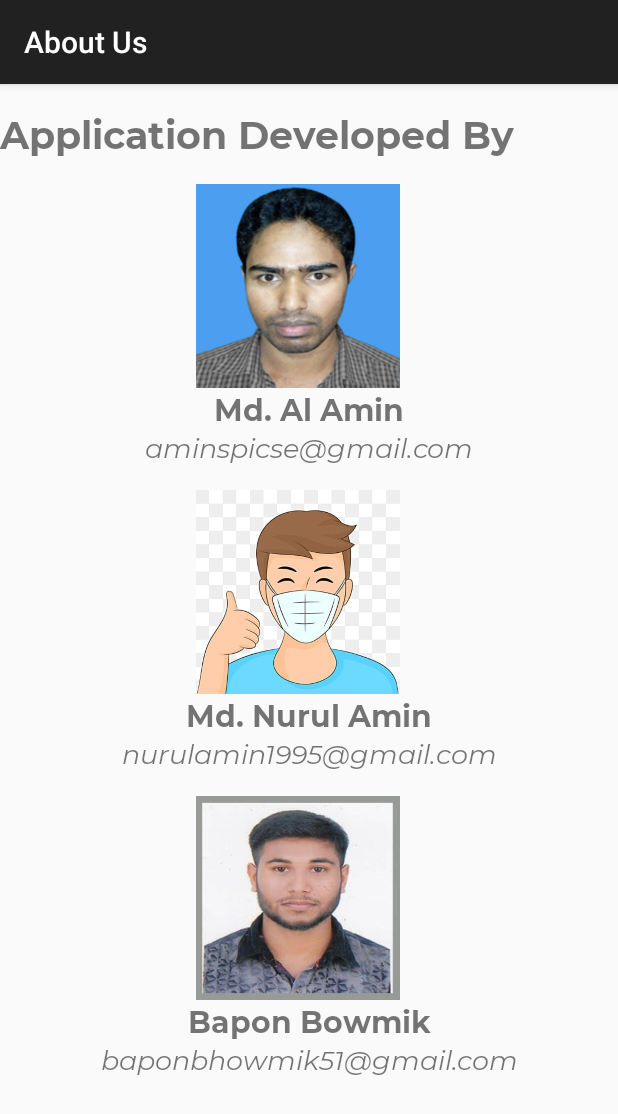
After one commit to aminspicse/HouseRentSolution, an Android app: the AboutUs screen opened directly, with no data from a screen before it, on a phone screen of 412 x 824 dp. The commit adds this screen. Shown: the top 1114 px of the screen. Run offline under Robolectric (Android 15) with nearby library versions, the phone set to English and light mode, and no system bars.

Commit message:
Added About Us

```diff
--- a/app/src/main/AndroidManifest.xml
+++ b/app/src/main/AndroidManifest.xml
@@ -11,7 +11,11 @@
         android:roundIcon="@mipmap/ic_launcher_round"
         android:supportsRtl="true"
         android:theme="@style/Theme.AppCompat.Light.DarkActionBar">
-        <activity android:name=".PasswordResetActivity"></activity>
+        <activity android:name=".AboutUs"></activity>
+        <activity android:name=".ContactUs" />
+        <activity android:name=".SearchPost" />
+        <activity android:name=".MyPostActivity" />
+        <activity android:name=".PasswordResetActivity" />
         <activity android:name=".LandingActivity" />
         <activity android:name=".ViewPost" />
         <activity android:name=".ProfileActivity" />
--- /dev/null
+++ b/app/src/main/java/com/myspeec/firebaseproject/AboutUs.java
@@ -0,0 +1,16 @@
+package com.myspeec.firebaseproject;
+
+import androidx.appcompat.app.AppCompatActivity;
+
+import android.os.Bundle;
+
+public class AboutUs extends AppCompatActivity {
+
+    @Override
+    protected void onCreate(Bundle savedInstanceState) {
+        super.onCreate(savedInstanceState);
+        setContentView(R.layout.about_us);
+
+        getSupportActionBar().setTitle("About Us");
+    }
+}
--- a/app/src/main/java/com/myspeec/firebaseproject/MainActivity.java
+++ b/app/src/main/java/com/myspeec/firebaseproject/MainActivity.java
@@ -72,6 +72,14 @@ public class MainActivity extends AppCompatActivity implements NavigationView.On
         }else if(item.getItemId() == R.id.MenuIdCreate){
             intent = new Intent(this,CreatePostActivity.class);
             startActivity(intent);
+        }else if(item.getItemId() == R.id.MenuIdMyPost){
+            startActivity(new Intent(this, MyPostActivity.class));
+        }
+        else if(item.getItemId() == R.id.idContact){
+            startActivity(new Intent(this, ContactUs.class));
+        }
+        else if(item.getItemId() == R.id.idAbout){
+            startActivity(new Intent(this,AboutUs.class));
         }
         return false;
     }
--- /dev/null
+++ b/app/src/main/res/layout/about_us.xml
@@ -0,0 +1,139 @@
+<?xml version="1.0" encoding="utf-8"?>
+<ScrollView xmlns:android="http://schemas.android.com/apk/res/android"
+    xmlns:app="http://schemas.android.com/apk/res-auto"
+    xmlns:tools="http://schemas.android.com/tools"
+    android:layout_width="match_parent"
+    android:layout_height="match_parent"
+    tools:context=".AboutUs">
+
+
+    <androidx.constraintlayout.widget.ConstraintLayout
+        android:layout_width="match_parent"
+        android:layout_height="wrap_content">
+
+
+        <TextView
+            android:id="@+id/title"
+            android:layout_width="match_parent"
+            android:layout_height="wrap_content"
+            android:layout_marginTop="16dp"
+            android:fontFamily="@font/mont_bold"
+            android:text="Application Developed By"
+            android:textSize="25dp"
+            app:layout_constraintTop_toTopOf="parent"
+            tools:layout_editor_absoluteX="0dp" />
+
+        <ImageView
+            android:id="@+id/AlaminImage"
+            android:layout_width="143dp"
+            android:layout_height="136dp"
+            android:layout_marginStart="126dp"
+            android:layout_marginLeft="126dp"
+            android:layout_marginTop="16dp"
+            android:layout_marginEnd="142dp"
+            android:layout_marginRight="142dp"
+            android:src="@drawable/alamin"
+            app:layout_constraintEnd_toEndOf="parent"
+            app:layout_constraintStart_toStartOf="parent"
+            app:layout_constraintTop_toBottomOf="@+id/title"
+            tools:srcCompat="@tools:sample/avatars" />
+
+        <TextView
+            android:id="@+id/AlaminName"
+            android:layout_width="match_parent"
+            android:layout_height="wrap_content"
+            android:fontFamily="@font/mont_bold"
+            android:gravity="center"
+            android:text="Md. Al Amin"
+            android:textSize="20sp"
+            app:layout_constraintTop_toBottomOf="@+id/AlaminImage"
+            tools:layout_editor_absoluteX="126dp" />
+
+        <TextView
+            android:id="@+id/AlaminEmail"
+            android:layout_width="match_parent"
+            android:layout_height="wrap_content"
+            android:gravity="center"
+            android:layout_marginTop="0dp"
+            android:fontFamily="@font/mont_italic"
+            android:text="aminspicse@gmail.com"
+            android:textSize="18dp"
+            app:layout_constraintTop_toBottomOf="@+id/AlaminName"
+            tools:layout_editor_absoluteX="96dp" />
+
+        <ImageView
+            android:id="@+id/NurulImage"
+            android:layout_width="143dp"
+            android:layout_height="136dp"
+            android:layout_marginStart="126dp"
+            android:layout_marginLeft="126dp"
+            android:layout_marginTop="16dp"
+            android:layout_marginEnd="142dp"
+            android:layout_marginRight="142dp"
+            android:src="@drawable/img_tumb"
+            app:layout_constraintEnd_toEndOf="parent"
+            app:layout_constraintStart_toStartOf="parent"
+            app:layout_constraintTop_toBottomOf="@+id/AlaminEmail"
+            tools:srcCompat="@tools:sample/avatars" />
+
+        <TextView
+            android:id="@+id/NurulName"
+            android:layout_width="match_parent"
+            android:layout_height="wrap_content"
+            android:fontFamily="@font/mont_bold"
+            android:gravity="center"
+            android:text="Md. Nurul Amin"
+            android:textSize="20sp"
+            app:layout_constraintStart_toStartOf="parent"
+            app:layout_constraintTop_toBottomOf="@+id/NurulImage" />
+
+        <TextView
+            android:id="@+id/NurulEmail"
+            android:layout_width="match_parent"
+            android:layout_height="wrap_content"
+            android:fontFamily="@font/mont_italic"
+            android:gravity="center"
+            android:text="nurulamin1995@gmail.com"
+            android:textSize="18sp"
+            app:layout_constraintTop_toBottomOf="@+id/NurulName"
+            tools:layout_editor_absoluteX="0dp" />
+
+        <ImageView
+            android:id="@+id/BaponImage"
+            android:layout_width="143dp"
+            android:layout_height="136dp"
+            android:layout_marginStart="126dp"
+            android:layout_marginLeft="126dp"
+            android:layout_marginTop="16dp"
+            android:layout_marginEnd="142dp"
+            android:layout_marginRight="142dp"
+            android:src="@drawable/bapon"
+            app:layout_constraintEnd_toEndOf="parent"
+            app:layout_constraintStart_toStartOf="parent"
+            app:layout_constraintTop_toBottomOf="@+id/NurulEmail"
+            tools:srcCompat="@tools:sample/avatars" />
+
+        <TextView
+            android:id="@+id/baponName"
+            android:layout_width="match_parent"
+            android:layout_height="wrap_content"
+            android:fontFamily="@font/mont_bold"
+            android:gravity="center"
+            android:text="Bapon Bowmik"
+            android:textSize="20sp"
+            app:layout_constraintTop_toBottomOf="@+id/BaponImage"
+            tools:layout_editor_absoluteX="125dp" />
+
+        <TextView
+            android:id="@+id/baponEmail"
+            android:layout_width="match_parent"
+            android:layout_height="wrap_content"
+            android:fontFamily="@font/mont_italic"
+            android:gravity="center"
+            android:text="baponbhowmik51@gmail.com"
+            android:textSize="18sp"
+            app:layout_constraintTop_toBottomOf="@+id/baponName"
+            tools:layout_editor_absoluteX="128dp" />
+    </androidx.constraintlayout.widget.ConstraintLayout>
+
+</ScrollView>
```
Also changed, not shown: app/src/main/res/drawable/about_us.png (added), app/src/main/res/drawable/alamin.jpg (added), app/src/main/res/drawable/bapon.jpeg (added), app/src/main/res/drawable/img_tumb.jpg (added).
